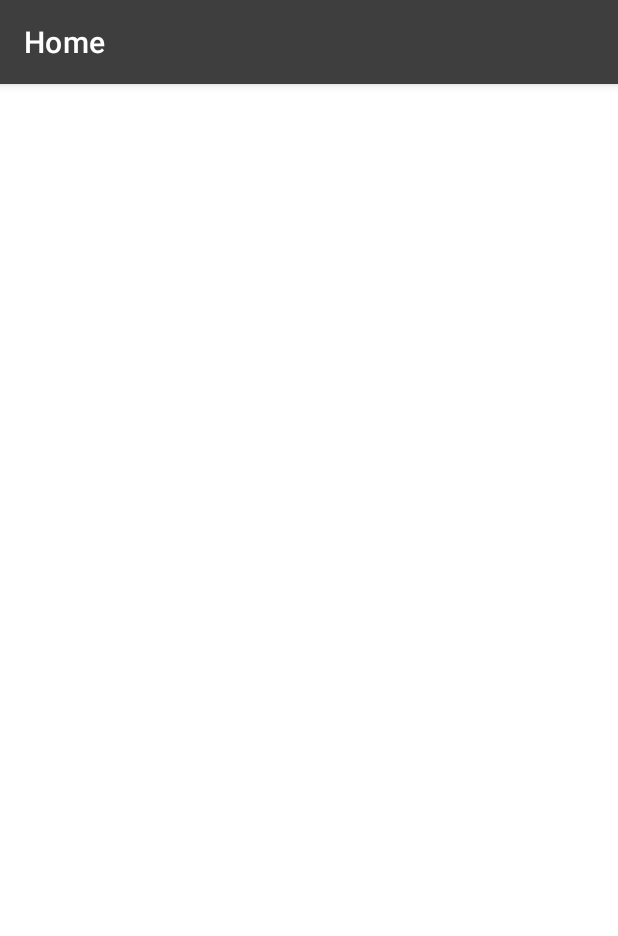
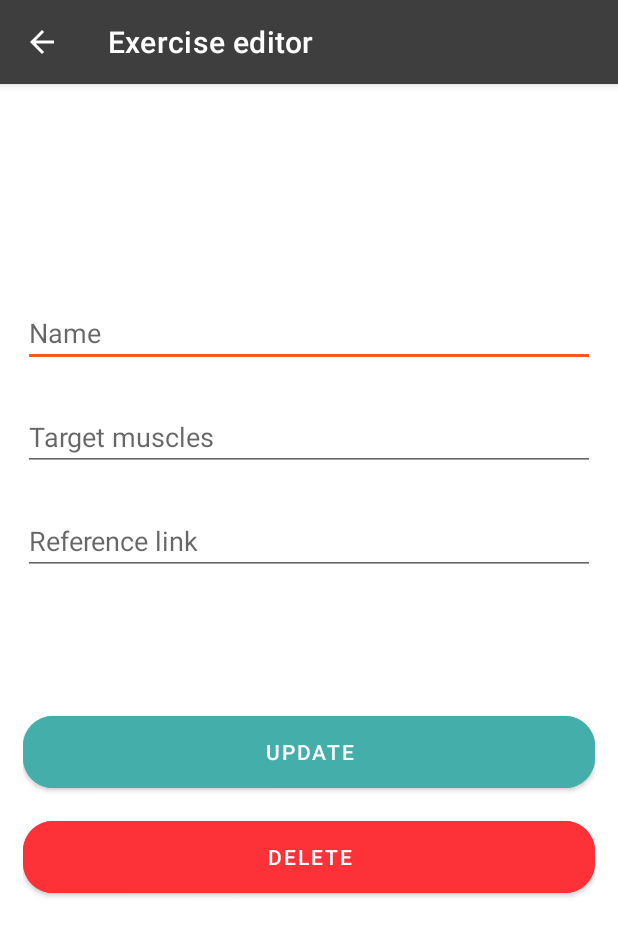
Before and after one commit to RubenAlonzo/Workout-Planner, an Android app: the AlterExerciseActivity screen opened directly, with no data from a screen before it, on a phone screen of 412 x 824 dp. Shown: the top 936 px of the screen. Run offline under Robolectric (Android 15) with nearby library versions, the light colour scheme and no system bars.

Commit message:
Update and delete exercises

```diff
--- a/src/app/src/main/AndroidManifest.xml
+++ b/src/app/src/main/AndroidManifest.xml
@@ -9,7 +9,9 @@
         android:roundIcon="@mipmap/ic_launcher_round"
         android:supportsRtl="true"
         android:theme="@style/Theme.WorkoutPlanner">
-        <activity android:name=".AlterExerciseActivity"></activity>
+        <activity android:name=".AlterExerciseActivity"
+            android:label="Exercise editor"
+            android:parentActivityName=".ExercisesActivity"></activity>
         <activity
             android:name=".NewExerciseActivity"
             android:label="New exercise"
--- a/src/app/src/main/java/com/example/workoutplanner/AlterExerciseActivity.java
+++ b/src/app/src/main/java/com/example/workoutplanner/AlterExerciseActivity.java
@@ -1,14 +1,75 @@
 package com.example.workoutplanner;
 
+import androidx.appcompat.app.AlertDialog;
 import androidx.appcompat.app.AppCompatActivity;
 
 import android.os.Bundle;
+import android.widget.Button;
+import android.widget.EditText;
+
+import DataAccess.DatabaseManager;
+import DataAccess.ExerciseRepository;
+import Entities.Exercise;
 
 public class AlterExerciseActivity extends AppCompatActivity {
+
+    EditText inputEditExerciseName;
+    EditText inputEditExerciseTargetMuscles;
+    EditText inputEditExerciseReferenceLink;
+    Button btnUpdateExercise;
+    Button btnDeleteExercise;
+    ExerciseRepository exerciseRepository;
+    Exercise exercise;
 
     @Override
     protected void onCreate(Bundle savedInstanceState) {
         super.onCreate(savedInstanceState);
         setContentView(R.layout.activity_alter_exercise);
+
+        exerciseRepository = new ExerciseRepository(new DatabaseManager(this));
+
+        inputEditExerciseName = findViewById(R.id.inputEditExerciseName);
+        inputEditExerciseTargetMuscles = findViewById(R.id.inputEditExerciseTargetMuscles);
+        inputEditExerciseReferenceLink = findViewById(R.id.inputEditExerciseReferenceLink);
+        btnUpdateExercise = findViewById(R.id.btnUpdateExercise);
+        btnDeleteExercise = findViewById(R.id.btnDeleteExercise);
+
+        if(getIntent().hasExtra(Constants.EXERCISE_EXTRA)){
+            exercise = (Exercise) getIntent().getSerializableExtra(Constants.EXERCISE_EXTRA);
+            inputEditExerciseName.setText(exercise.getName());
+            inputEditExerciseTargetMuscles.setText(exercise.getTargetMuscles());
+            inputEditExerciseReferenceLink.setText(exercise.getRefLink());
+        }
+
+        btnUpdateExercise.setOnClickListener(v -> UpdateExercise());
+        btnDeleteExercise.setOnClickListener(v -> ConfirmationDialog());
+    }
+
+    private void UpdateExercise(){
+        boolean isAnyEmpty = Utils.isAnyTextEmpty(inputEditExerciseName, inputEditExerciseTargetMuscles);
+        if(isAnyEmpty){
+            Utils.ToastMessage(this, "The exercise name and target muscles are required");
+        }
+        else {
+            String name = inputEditExerciseName.getText().toString().trim();
+            String targetMuscles = inputEditExerciseTargetMuscles.getText().toString().trim();
+            String refLink = inputEditExerciseReferenceLink.getText().toString().trim();
+            exercise.setName(name);
+            exercise.setTargetMuscles(targetMuscles);
+            exercise.setRefLink(refLink);
+            exerciseRepository.UpdateExercise(exercise);
+            finish();
+        }
+    }
+
+    private void ConfirmationDialog(){
+        AlertDialog.Builder builder = new AlertDialog.Builder(this);
+        builder.setTitle("Are you sure you want to delete this exercise?");
+        builder.setPositiveButton("Yes", (dialog, which) -> {
+            exerciseRepository.DeleteExercise(exercise);
+            finish();
+        });
+        builder.setNegativeButton("Cancel", (dialog, which) -> { });
+        builder.create().show();
     }
 }
--- /dev/null
+++ b/src/app/src/main/java/com/example/workoutplanner/Constants.java
@@ -0,0 +1,5 @@
+package com.example.workoutplanner;
+
+public class Constants {
+    public static final String EXERCISE_EXTRA = "exercise";
+}
--- a/src/app/src/main/java/com/example/workoutplanner/Utils.java
+++ b/src/app/src/main/java/com/example/workoutplanner/Utils.java
@@ -1,8 +1,11 @@
 package com.example.workoutplanner;
 
+import android.app.Activity;
 import android.content.Context;
 import android.widget.EditText;
 import android.widget.Toast;
+
+import androidx.appcompat.app.AlertDialog;
 
 import java.lang.reflect.Array;
 
@@ -36,5 +39,4 @@ public class Utils {
             Toast.makeText(context, successMessage, Toast.LENGTH_SHORT).show();
         }
     }
-
 }
--- a/src/app/src/main/res/layout/activity_alter_exercise.xml
+++ b/src/app/src/main/res/layout/activity_alter_exercise.xml
@@ -4,6 +4,72 @@
     xmlns:tools="http://schemas.android.com/tools"
     android:layout_width="match_parent"
     android:layout_height="match_parent"
-    tools:context=".AlterExerciseActivity">
+    tools:context=".AlterExerciseActivity"
+    android:layout_margin="15dp">
+
+    <EditText
+        android:id="@+id/inputEditExerciseName"
+        android:layout_width="match_parent"
+        android:layout_height="wrap_content"
+        android:layout_marginTop="128dp"
+        android:ems="10"
+        android:hint="Name"
+        android:inputType="text"
+        app:layout_constraintEnd_toEndOf="parent"
+        app:layout_constraintHorizontal_bias="0.0"
+        app:layout_constraintStart_toStartOf="parent"
+        app:layout_constraintTop_toTopOf="parent" />
+
+    <EditText
+        android:id="@+id/inputEditExerciseTargetMuscles"
+        android:layout_width="match_parent"
+        android:layout_height="wrap_content"
+        android:layout_marginTop="24dp"
+        android:ems="10"
+        android:inputType="text"
+        android:hint="Target muscles"
+        app:layout_constraintEnd_toEndOf="parent"
+        app:layout_constraintStart_toStartOf="parent"
+        app:layout_constraintTop_toBottomOf="@+id/inputEditExerciseName" />
+
+    <EditText
+        android:id="@+id/inputEditExerciseReferenceLink"
+        android:layout_width="match_parent"
+        android:layout_height="wrap_content"
+        android:layout_marginTop="24dp"
+        android:ems="10"
+        android:inputType="textPersonName"
+        android:hint="Reference link"
+        app:layout_constraintEnd_toEndOf="parent"
+        app:layout_constraintStart_toStartOf="parent"
+        app:layout_constraintTop_toBottomOf="@+id/inputEditExerciseTargetMuscles" />
+
+    <Button
+        android:id="@+id/btnUpdateExercise"
+        android:layout_width="match_parent"
+        android:layout_height="60dp"
+        android:layout_marginTop="88dp"
+        android:backgroundTint="@color/purple_200"
+        android:text="Update"
+        app:cornerRadius="20dp"
+        app:layout_constraintEnd_toEndOf="parent"
+        app:layout_constraintHorizontal_bias="0.0"
+        app:layout_constraintStart_toStartOf="parent"
+        app:layout_constraintTop_toBottomOf="@+id/inputEditExerciseReferenceLink"
+        app:strokeColor="@color/purple_700" />
+
+    <Button
+        android:id="@+id/btnDeleteExercise"
+        android:layout_width="match_parent"
+        android:layout_height="60dp"
+        android:layout_marginTop="10dp"
+        android:backgroundTint="@color/red"
+        android:text="Delete"
+        app:cornerRadius="20dp"
+        app:layout_constraintEnd_toEndOf="parent"
+        app:layout_constraintHorizontal_bias="0.0"
+        app:layout_constraintStart_toStartOf="parent"
+        app:layout_constraintTop_toBottomOf="@+id/btnUpdateExercise"
+        app:strokeColor="@color/purple_700" />
 
 </androidx.constraintlayout.widget.ConstraintLayout>
--- a/src/app/src/main/res/values/colors.xml
+++ b/src/app/src/main/res/values/colors.xml
@@ -6,6 +6,7 @@
     <color name="purple_700">#39312C</color>
     <color name="teal_200">#FF5722</color>
     <color name="light_gray">#FFCAC9C9</color>
+    <color name="red">#FD3138</color>
     <color name="teal_700">#3E3E3E</color>
     <color name="black">#FF000000</color>
     <color name="white">#FFFFFFFF</color>
```
Also changed, not shown: src/app/src/main/java/CustomAdapters/ExerciseAdapter.java (+12 -4 lines), src/app/src/main/java/DataAccess/ExerciseRepository.java (+27 -3 lines), src/app/src/main/java/com/example/workoutplanner/NewExerciseActivity.java (+7 -0 lines).
